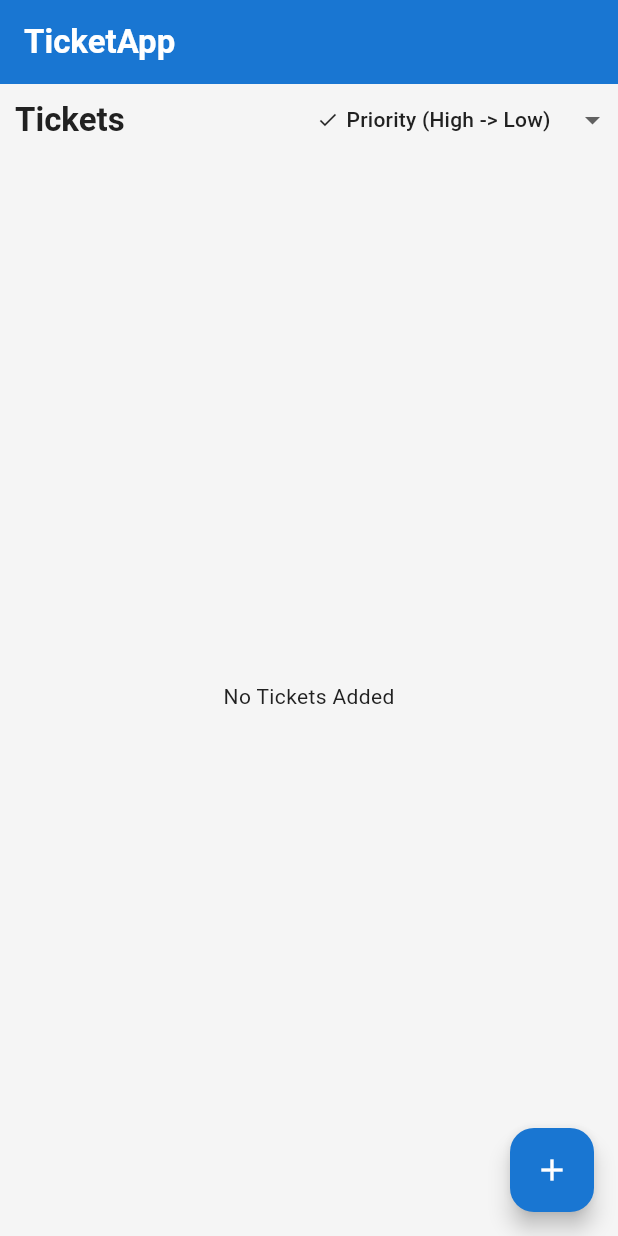
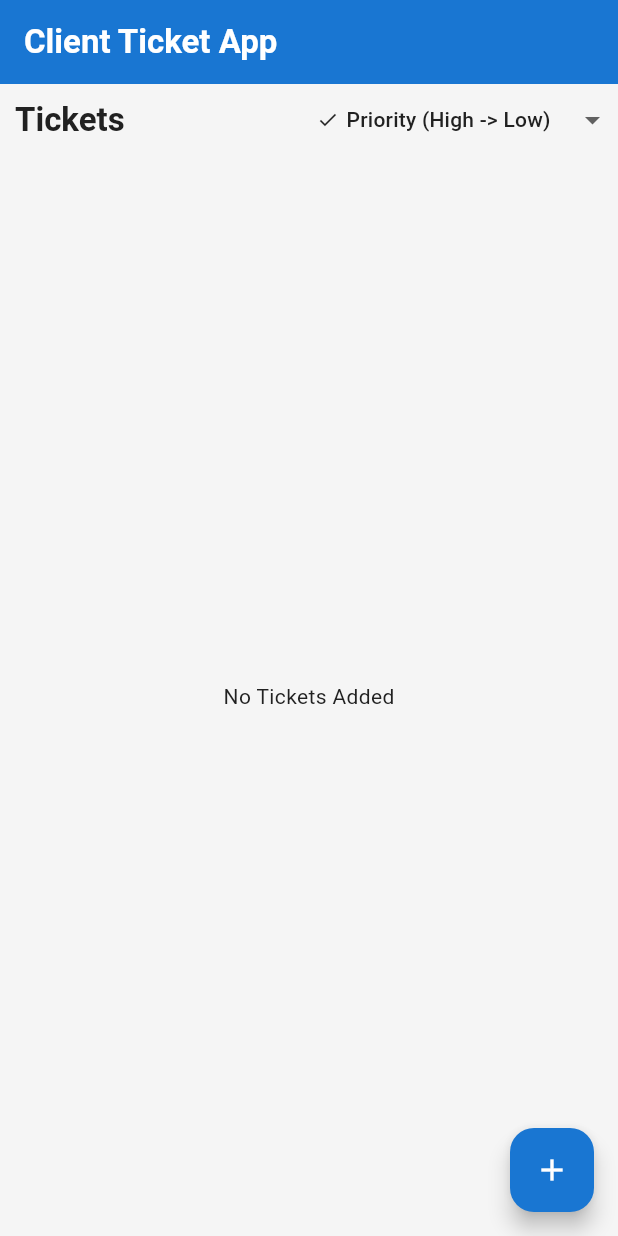
Before and after one commit to PascalJK/ticketing_app, a Flutter app: the screen it shows after launch, on a phone screen of 412 x 824 dp. Run offline on Flutter 3.47's test engine with Material 3 defaults, Android fonts, the phone set to English and light mode, and no system bars; drawn by our look-alikes of dropdown_button2; our stand-ins replace get; missing offline and left inert: shortid.

Commit message:
Update: app title references to "Client Ticket App" as refrenced in challenge doc

```diff
--- a/lib/main.dart
+++ b/lib/main.dart
@@ -16,6 +16,6 @@ class MyApp extends StatelessWidget {
   // This widget is the root of your application.
   @override
   Widget build(BuildContext context) {
-    return GetMaterialApp(title: 'TicketsApp', theme: AppThemes.appTheme, home: const HomePage());
+    return GetMaterialApp(title: 'Client Ticket App', theme: AppThemes.appTheme, home: const HomePage());
   }
 }
--- a/lib/pages/home_page.dart
+++ b/lib/pages/home_page.dart
@@ -20,7 +20,7 @@ class HomePage extends GetView<MainController> {
   @override
   Widget build(BuildContext context) {
     return Scaffold(
-      appBar: AppBar(title: Text('TicketApp')),
+      appBar: AppBar(title: Text('Client Ticket App')),
       floatingActionButton: FloatingActionButton(onPressed: () => showAddTicketBottomSheet(context), child: Icon(Icons.add)),
       body: GetBuilder<MainController>(
         builder: (c) {
```
Also changed, not shown: 1 other file.
